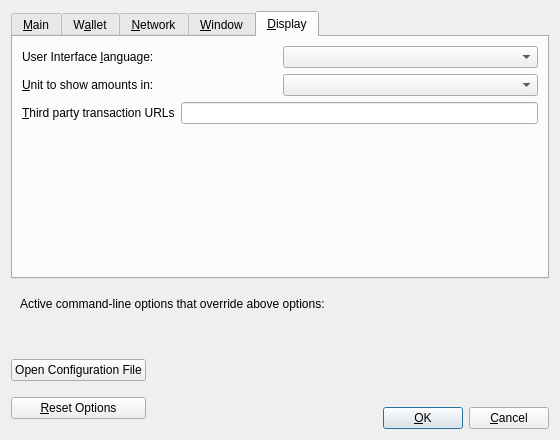
ip-gpu/KomodoOcean, file src/qt/forms/optionsdialog.ui: the form before one commit.
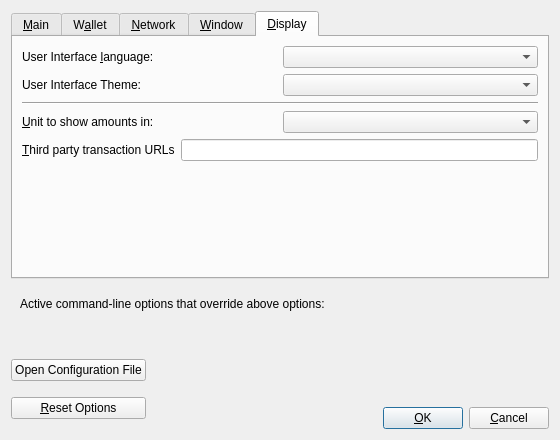
The form after the commit. The open tabs and pages were chosen to show the change. Custom widgets are drawn as their Qt base class.

Commit message: Added themes support

```diff
--- a/src/qt/forms/optionsdialog.ui
+++ b/src/qt/forms/optionsdialog.ui
@@ -578,6 +578,27 @@
          </item>
         </layout>
        </item>
+       <item>
+        <layout class="QHBoxLayout" name="horizontalLayout_4_Display" stretch="0,0">
+         <item>
+          <widget class="QLabel" name="themeLabel">
+           <property name="text">
+            <string>User Interface Theme:</string>
+           </property>
+          </widget>
+         </item>
+         <item>
+          <widget class="QValueComboBox" name="theme"/>
+         </item>
+        </layout>
+       </item>
+       <item>
+        <widget class="Line" name="line">
+         <property name="orientation">
+          <enum>Qt::Horizontal</enum>
+         </property>
+        </widget>
+       </item>
        <item>
         <layout class="QHBoxLayout" name="horizontalLayout_2_Display">
          <item>
```
The commit also changes 135 other files.
